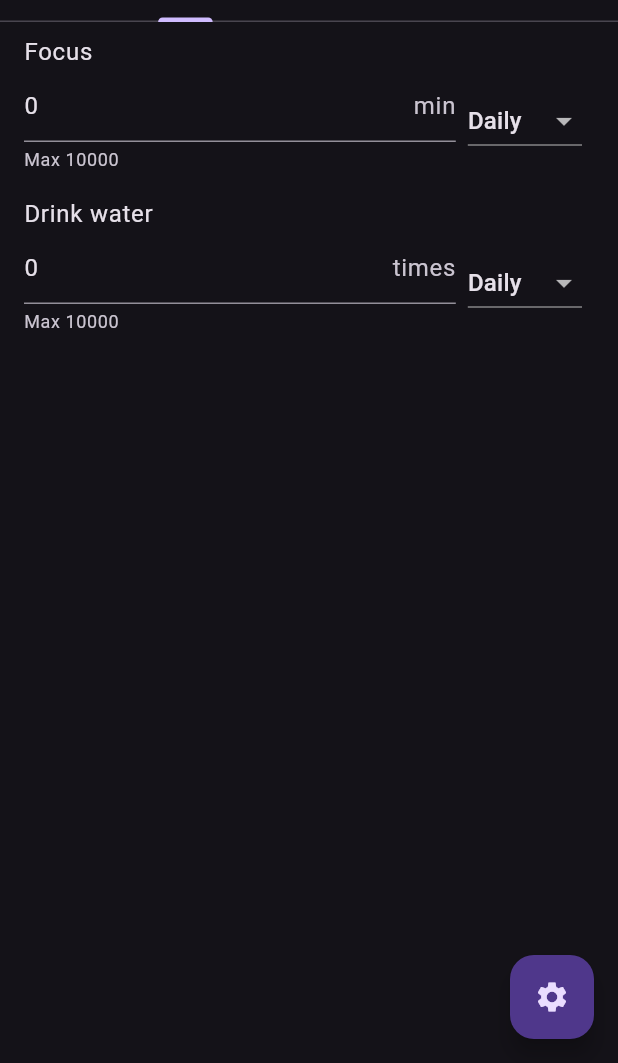
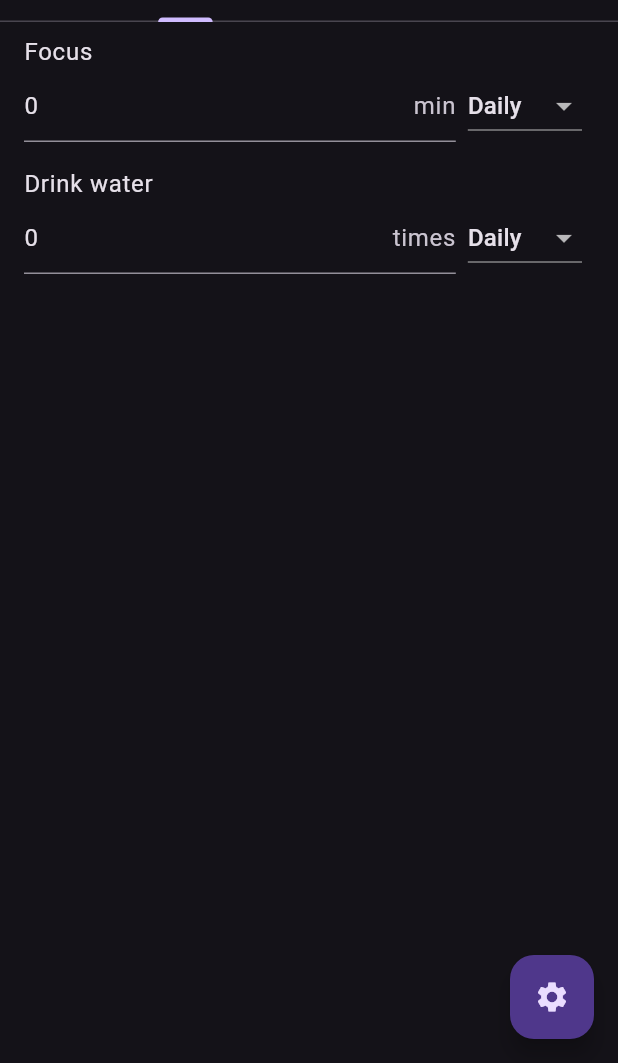
Before and after one commit to Pedziwiatrr/Lock-In-app, a Flutter app: the screen it shows after launch, tab 2 chosen, on a phone screen of 412 x 824 dp, the part 173-1236 px from its top. Run offline on Flutter 3.47's test engine with Material 3 defaults, Android fonts, the phone set to English and light mode, and no system bars; our stand-ins replace shared_preferences.

Commit message:
Fixed imports

```diff
--- a/lib/main.dart
+++ b/lib/main.dart
@@ -1,5 +1,6 @@
 import 'package:flutter/material.dart';
 import 'package:shared_preferences/shared_preferences.dart';
+import 'package:flutter/services.dart';
 import 'dart:convert';
 import 'dart:async';
 import 'dart:math';
@@ -1264,7 +1265,6 @@ class _GoalsPageState extends State<GoalsPage> {
                   keyboardType: TextInputType.number,
                   decoration: InputDecoration(
                     suffixText: activity is TimedActivity ? 'min' : 'times',
-                    helperText: 'Max $maxGoalMinutes',
                   ),
                   inputFormatters: [
                     FilteringTextInputFormatter.digitsOnly,
--- a/pubspec.yaml
+++ b/pubspec.yaml
@@ -14,6 +14,7 @@ dependencies:
   hive: ^2.2.3
   hive_flutter: ^1.1.0
   shared_preferences: ^2.5.2
+  intl: ^0.19.0
   cupertino_icons: ^1.0.8
   flutter_launcher_icons: ^0.14.4
 
```
Also changed, not shown: pubspec.lock.
